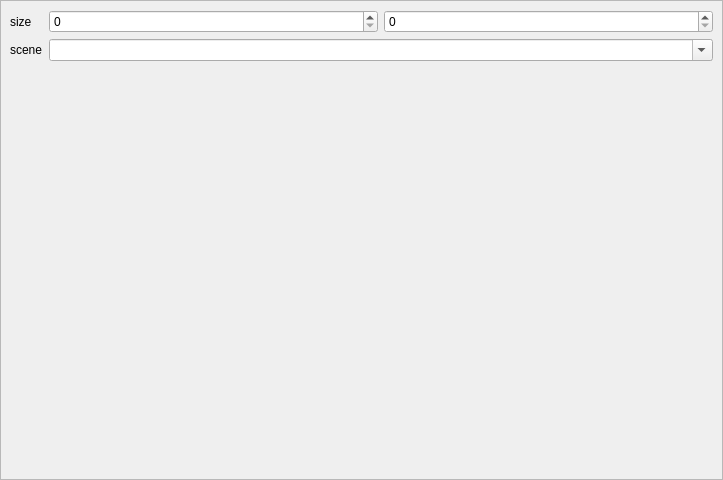
First picture: the form in creator/src/n_config_app_widget.ui, repository h13i32maru/navyjs-legacy2, before the edit.
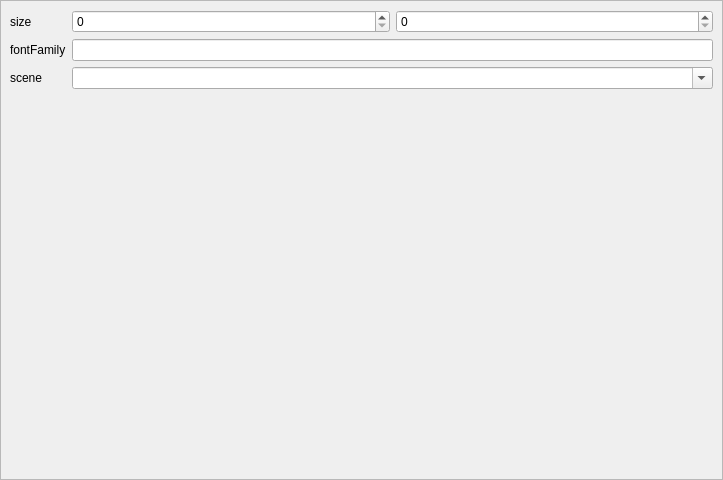
Second picture: the form after the edit. Custom widgets are drawn as their Qt base class.

Commit message: font familyの設定をcreatorでできるようにした.

```diff
--- a/creator/src/n_config_app_widget.ui
+++ b/creator/src/n_config_app_widget.ui
@@ -83,14 +83,14 @@
         </property>
        </widget>
       </item>
-      <item row="1" column="0">
+      <item row="2" column="0">
        <widget class="QLabel" name="label_2">
         <property name="text">
          <string>scene</string>
         </property>
        </widget>
       </item>
-      <item row="2" column="1">
+      <item row="3" column="1">
        <spacer name="verticalSpacer">
         <property name="orientation">
          <enum>Qt::Vertical</enum>
@@ -103,7 +103,7 @@
         </property>
        </spacer>
       </item>
-      <item row="1" column="1" colspan="2">
+      <item row="2" column="1" colspan="2">
        <widget class="NComboBox" name="appStartScene">
         <property name="sizePolicy">
          <sizepolicy hsizetype="Expanding" vsizetype="Fixed">
@@ -116,6 +116,16 @@
         </property>
        </widget>
       </item>
+      <item row="1" column="0">
+       <widget class="QLabel" name="label_3">
+        <property name="text">
+         <string>fontFamily</string>
+        </property>
+       </widget>
+      </item>
+      <item row="1" column="1" colspan="2">
+       <widget class="QLineEdit" name="appFontFamily"/>
+      </item>
      </layout>
     </widget>
    </item>
```
Left out of the diff: 26 changed lines with no effect on the pictures. The commit also changes 4 other files.
